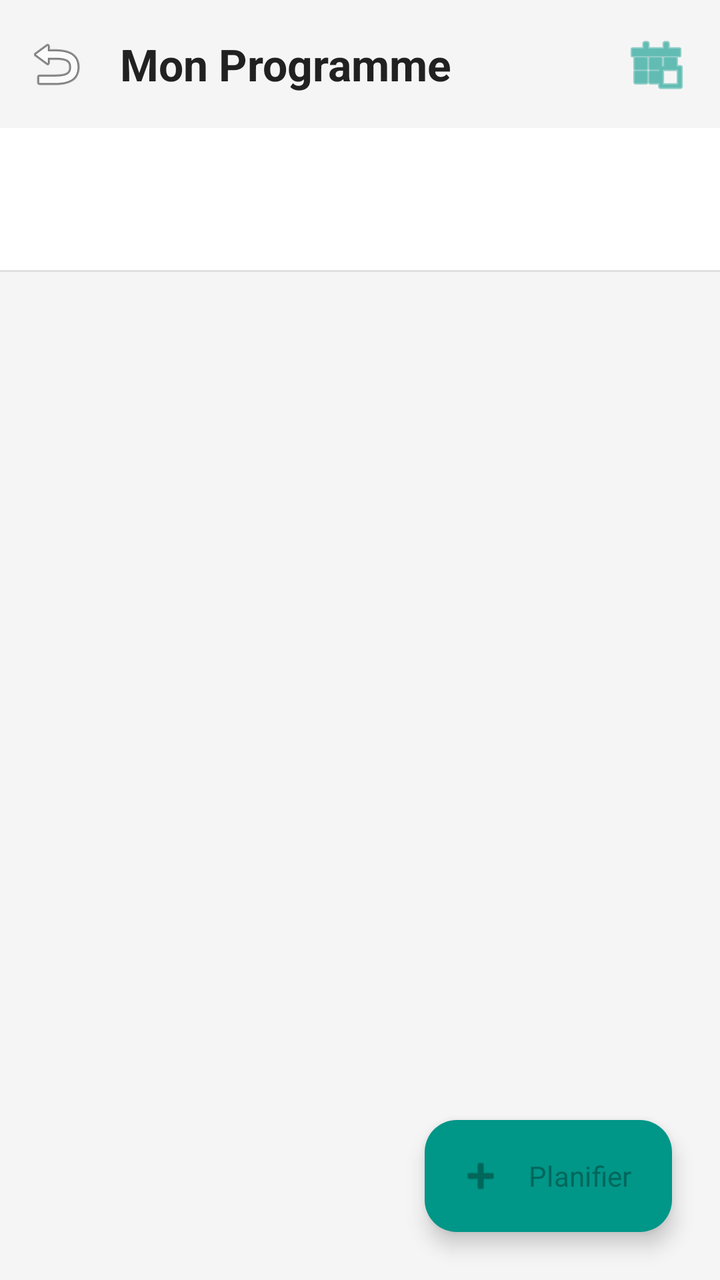
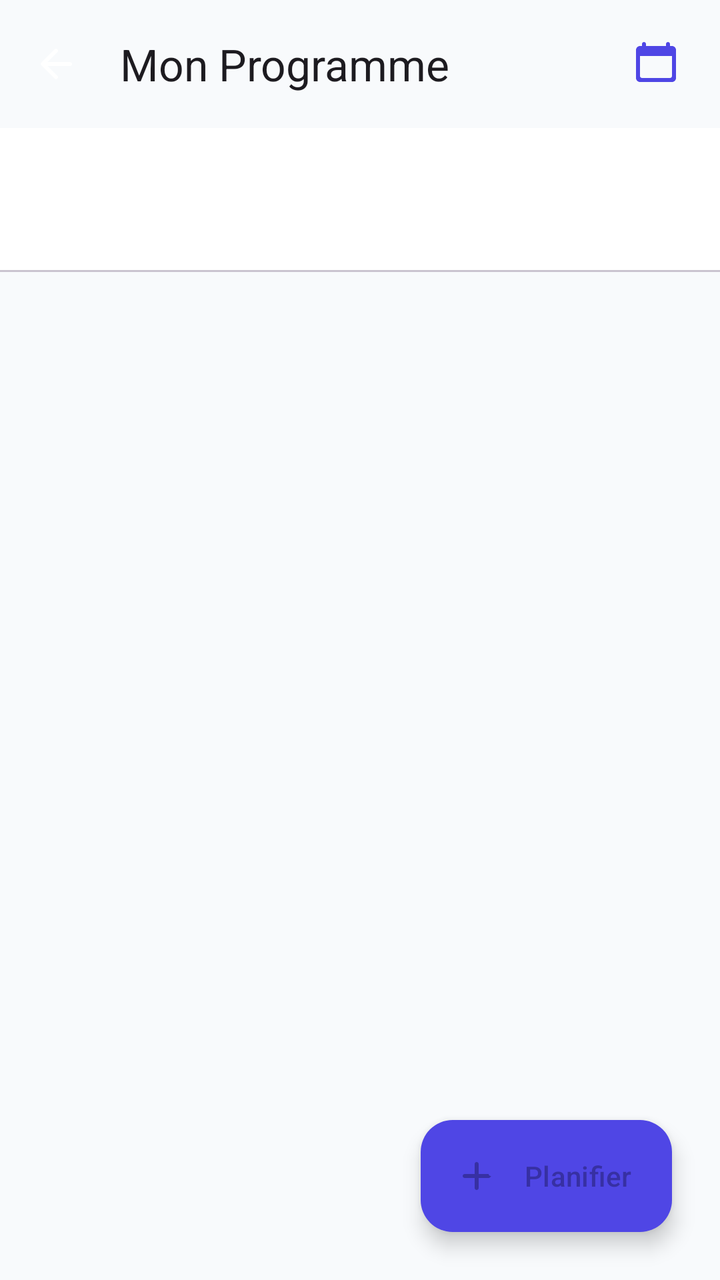

Two renders of the same Android screen: before a commit and after it. Below are the layout's source before the change and the commit's diff.
<!-- AndroidManifest.xml: activity theme Theme.SmartLife -->
<!-- res/layout/activity_schedule.xml -->
<?xml version="1.0" encoding="utf-8"?>
<androidx.coordinatorlayout.widget.CoordinatorLayout xmlns:android="http://schemas.android.com/apk/res/android"
    xmlns:app="http://schemas.android.com/apk/res-auto"
    xmlns:tools="http://schemas.android.com/tools"
    android:layout_width="match_parent"
    android:layout_height="match_parent"
    android:background="?attr/android:windowBackground">

    <com.google.android.material.appbar.AppBarLayout
        android:layout_width="match_parent"
        android:layout_height="wrap_content"
        android:background="@android:color/transparent"
        app:elevation="0dp">

        <com.google.android.material.appbar.MaterialToolbar
            android:id="@+id/toolbar"
            android:layout_width="match_parent"
            android:layout_height="?attr/actionBarSize"
            app:title="Mon Programme"
            app:navigationIcon="@android:drawable/ic_menu_revert">

            <ImageButton
                android:id="@+id/btnCalendarPicker"
                android:layout_width="48dp"
                android:layout_height="48dp"
                android:layout_gravity="end"
                android:layout_marginEnd="8dp"
                android:background="?attr/selectableItemBackgroundBorderless"
                android:src="@android:drawable/ic_menu_today"
                app:tint="?attr/colorPrimary"
                android:contentDescription="Choisir une date" />

        </com.google.android.material.appbar.MaterialToolbar>

        <com.google.android.material.tabs.TabLayout
            android:id="@+id/tabLayoutDays"
            android:layout_width="match_parent"
            android:layout_height="72dp"
            app:tabMode="scrollable"
            app:tabIndicatorHeight="3dp"
            app:tabIndicatorFullWidth="false"
            app:tabSelectedTextColor="?attr/colorPrimary"
            app:tabIndicatorColor="?attr/colorPrimary"
            app:tabTextAppearance="@style/TextAppearance.Material3.LabelMedium" />

    </com.google.android.material.appbar.AppBarLayout>

    <androidx.recyclerview.widget.RecyclerView
        android:id="@+id/rvSchedule"
        android:layout_width="match_parent"
        android:layout_height="match_parent"
        android:paddingTop="8dp"
        app:layout_behavior="@string/appbar_scrolling_view_behavior"
        tools:listitem="@layout/item_schedule" />

    <com.google.android.material.floatingactionbutton.ExtendedFloatingActionButton
        android:id="@+id/fabAddTask"
        android:layout_width="wrap_content"
        android:layout_height="wrap_content"
        android:layout_margin="24dp"
        android:layout_gravity="bottom|end"
        android:text="Planifier"
        app:icon="@android:drawable/ic_input_add"
        app:backgroundTint="?attr/colorPrimary"
        app:tint="?attr/colorOnPrimary" />

</androidx.coordinatorlayout.widget.CoordinatorLayout>
<!-- res/layout/item_schedule.xml (included above) -->
<?xml version="1.0" encoding="utf-8"?>
<com.google.android.material.card.MaterialCardView xmlns:android="http://schemas.android.com/apk/res/android"
    xmlns:app="http://schemas.android.com/apk/res-auto"
    android:layout_width="match_parent"
    android:layout_height="wrap_content"
    android:layout_marginHorizontal="12dp"
    android:layout_marginVertical="6dp"
    app:cardCornerRadius="16dp"
    app:cardElevation="2dp"
    app:strokeWidth="0dp">

    <LinearLayout
        android:layout_width="match_parent"
        android:layout_height="wrap_content"
        android:orientation="horizontal"
        android:padding="16dp"
        android:gravity="center_vertical">

        <TextView
            android:id="@+id/tvScheduleTime"
            android:layout_width="wrap_content"
            android:layout_height="wrap_content"
            android:text="08:30"
            android:textSize="18sp"
            android:textStyle="bold"
            android:textColor="?attr/colorPrimary" />

        <View
            android:layout_width="1dp"
            android:layout_height="32dp"
            android:layout_marginHorizontal="16dp"
            android:background="?attr/colorOutlineVariant" />

        <LinearLayout
            android:layout_width="0dp"
            android:layout_height="wrap_content"
            android:layout_weight="1"
            android:orientation="vertical">

            <TextView
                android:id="@+id/tvScheduleActivity"
                android:layout_width="wrap_content"
                android:layout_height="wrap_content"
                android:text="Walking"
                android:textSize="16sp"
                android:textStyle="bold" />

            <TextView
                android:id="@+id/tvScheduleLocation"
                android:layout_width="wrap_content"
                android:layout_height="wrap_content"
                android:text="Parc Central"
                android:textSize="14sp"
                android:alpha="0.7" />
        </LinearLayout>

        <TextView
            android:id="@+id/tvScheduleDuration"
            android:layout_width="wrap_content"
            android:layout_height="wrap_content"
            android:text="30 min"
            android:textSize="14sp"
            android:alpha="0.6" />

        <ImageButton
            android:id="@+id/btnDeleteTask"
            android:layout_width="32dp"
            android:layout_height="32dp"
            android:layout_marginStart="8dp"
            android:background="?attr/selectableItemBackgroundBorderless"
            android:src="@android:drawable/ic_menu_delete"
            app:tint="?attr/colorError"
            android:contentDescription="Supprimer" />

    </LinearLayout>
</com.google.android.material.card.MaterialCardView>
<!-- resources referenced by this layout -->
<resources>
  <style name="Base.Theme.SmartLife" parent="Theme.Material3.DayNight.NoActionBar">
          
          
          <item name="colorPrimary">@color/primary_color</item>
          <item name="colorOnPrimary">@color/white</item>
          <item name="colorPrimaryContainer">@color/primary_light</item>
          <item name="colorOnPrimaryContainer">@color/primary_dark</item>
  
          
          <item name="colorSecondary">@color/secondary_color</item>
          <item name="colorOnSecondary">@color/white</item>
          <item name="colorSecondaryContainer">@color/secondary_light</item>
          <item name="colorOnSecondaryContainer">@color/secondary_dark</item>
  
          
          <item name="android:windowBackground">@color/bg_light</item>
          <item name="colorSurface">@color/white</item>
          <item name="colorOnSurface">@color/text_main</item>
          <item name="colorSurfaceVariant">@color/outline_variant</item>
          <item name="colorOnSurfaceVariant">@color/text_secondary</item>
          <item name="colorOutlineVariant">@color/outline_variant</item>
  
          
          <item name="android:fontFamily">sans-serif</item>
          <item name="textAppearanceTitleLarge">@style/TextAppearance.SmartLife.TitleLarge</item>
          <item name="textAppearanceBodyMedium">@style/TextAppearance.SmartLife.BodyMedium</item>
      </style>
  <color name="primary_color">#009688</color>
  <color name="primary_light">#52c7b8</color>
  <color name="primary_dark">#00675b</color>
  <color name="secondary_color">#FFAB40</color>
  <color name="secondary_light">#ffdd71</color>
  <color name="secondary_dark">#c67c00</color>
  <color name="bg_light">#F5F5F5</color>
  <color name="text_main">#212121</color>
  <color name="outline_variant">#E0E0E0</color>
  <color name="text_secondary">#757575</color>
  <style name="TextAppearance.SmartLife.TitleLarge" parent="TextAppearance.Material3.TitleLarge">
          <item name="android:textStyle">bold</item>
          <item name="android:textColor">@color/text_main</item>
      </style>
  <style name="TextAppearance.SmartLife.BodyMedium" parent="TextAppearance.Material3.BodyMedium">
          <item name="android:textColor">@color/text_secondary</item>
      </style>
  <!-- unchanged entries left out for length: 2 -->
</resources>

<!-- the commit's change to res/layout/activity_schedule.xml (unified diff, before → after) -->
@@ -17,7 +17,7 @@
             android:layout_width="match_parent"
             android:layout_height="?attr/actionBarSize"
             app:title="Mon Programme"
-            app:navigationIcon="@android:drawable/ic_menu_revert">
+            app:navigationIcon="@drawable/ic_round_arrow_back_24">
 
             <ImageButton
                 android:id="@+id/btnCalendarPicker"
@@ -26,7 +26,7 @@
                 android:layout_gravity="end"
                 android:layout_marginEnd="8dp"
                 android:background="?attr/selectableItemBackgroundBorderless"
-                android:src="@android:drawable/ic_menu_today"
+                android:src="@drawable/ic_round_calendar_today_24"
                 app:tint="?attr/colorPrimary"
                 android:contentDescription="Choisir une date" />
 
@@ -60,7 +60,7 @@
         android:layout_margin="24dp"
         android:layout_gravity="bottom|end"
         android:text="Planifier"
-        app:icon="@android:drawable/ic_input_add"
+        app:icon="@drawable/ic_round_add_24"
         app:backgroundTint="?attr/colorPrimary"
         app:tint="?attr/colorOnPrimary" />
 
@@ -136,7 +136,7 @@
             android:layout_height="32dp"
             android:layout_marginStart="8dp"
             android:background="?attr/selectableItemBackgroundBorderless"
-            android:src="@android:drawable/ic_menu_delete"
+            android:src="@drawable/ic_round_delete_24"
             app:tint="?attr/colorError"
             android:contentDescription="Supprimer" />
 
<!-- resource entries referenced after the edit -->
@@ -1,5 +1,45 @@
 <!-- resources referenced by this layout -->
 <resources>
+  <!-- drawable ic_round_add_24 (drawable) -->
+  <vector xmlns:android="http://schemas.android.com/apk/res/android"
+      android:width="24dp"
+      android:height="24dp"
+      android:viewportWidth="24"
+      android:viewportHeight="24">
+    <path
+        android:fillColor="@android:color/white"
+        android:pathData="M18,13h-5v5c0,0.55 -0.45,1 -1,1s-1,-0.45 -1,-1v-5H6c-0.55,0 -1,-0.45 -1,-1s0.45,-1 1,-1h5V6c0,-0.55 0.45,-1 1,-1s1,0.45 1,1v5h5c0,0.55 0.45,1 1,1s-0.45,1 -1,1z"/>
+  </vector>
+  <!-- drawable ic_round_arrow_back_24 (drawable) -->
+  <vector xmlns:android="http://schemas.android.com/apk/res/android"
+      android:width="24dp"
+      android:height="24dp"
+      android:viewportWidth="24"
+      android:viewportHeight="24">
+    <path
+        android:fillColor="@android:color/white"
+        android:pathData="M19,11H7.83l4.88,-4.88c0.39,-0.39 0.39,-1.03 0,-1.42a0.996,0.996 0 0,0 -1.41,0l-6.59,6.59c-0.39,0.39 -0.39,1.02 0,1.41l6.59,6.59c0.39,0.39 1.02,0.39 1.41,0 0.39,-0.39 0.39,-1.02 0,-1.41L7.83,13H19c0.55,0 1,-0.45 1,-1s-0.45,-1 -1,-1z"/>
+  </vector>
+  <!-- drawable ic_round_calendar_today_24 (drawable) -->
+  <vector xmlns:android="http://schemas.android.com/apk/res/android"
+      android:width="24dp"
+      android:height="24dp"
+      android:viewportWidth="24"
+      android:viewportHeight="24">
+    <path
+        android:fillColor="@android:color/white"
+        android:pathData="M20,3h-1V2c0,-0.55 -0.45,-1 -1,-1s-1,0.45 -1,1v1H7V2c0,-0.55 -0.45,-1 -1,-1s-1,0.45 -1,1v1H4C2.9,3 2,3.9 2,5v14c0,1.1 0.9,2 2,2h16c1.1,0 2,-0.9 2,-2V5C22,3.9 21.1,3 20,3zM19,19H5c-0.55,0 -1,-0.45 -1,-1V8h16v10C20,18.55 19.55,19 19,19z"/>
+  </vector>
+  <!-- drawable ic_round_delete_24 (drawable) -->
+  <vector xmlns:android="http://schemas.android.com/apk/res/android"
+      android:width="24dp"
+      android:height="24dp"
+      android:viewportWidth="24"
+      android:viewportHeight="24">
+    <path
+        android:fillColor="@android:color/white"
+        android:pathData="M6,19c0,1.1 0.9,2 2,2h8c1.1,0 2,-0.9 2,-2V9c0,-1.1 -0.9,-2 -2,-2H8C6.9,7 6,7.9 6,9v10zM18,4h-2.5l-0.71,-0.71c-0.18,-0.18 -0.44,-0.29 -0.7,-0.29H9.91c-0.26,0 -0.52,0.11 -0.7,0.29L8.5,4H6c-0.55,0 -1,0.45 -1,1s0.45,1 1,1h12c0.55,0 1,-0.45 1,-1s-0.45,-1 -1,-1z"/>
+  </vector>
   <style name="Base.Theme.SmartLife" parent="Theme.Material3.DayNight.NoActionBar">
           
           
@@ -15,35 +55,36 @@
           <item name="colorOnSecondaryContainer">@color/secondary_dark</item>
   
           
-          <item name="android:windowBackground">@color/bg_light</item>
-          <item name="colorSurface">@color/white</item>
+          <item name="colorTertiary">@color/tertiary_color</item>
+          <item name="colorOnTertiary">@color/white</item>
+          <item name="colorTertiaryContainer">@color/tertiary_light</item>
+          <item name="colorOnTertiaryContainer">@color/tertiary_dark</item>
+  
+          
+          <item name="android:windowBackground">@color/background_light</item>
+          <item name="colorSurface">@color/surface_color</item>
           <item name="colorOnSurface">@color/text_main</item>
           <item name="colorSurfaceVariant">@color/outline_variant</item>
           <item name="colorOnSurfaceVariant">@color/text_secondary</item>
-          <item name="colorOutlineVariant">@color/outline_variant</item>
+          <item name="colorOutline">@color/outline_variant</item>
   
           
-          <item name="android:fontFamily">sans-serif</item>
-          <item name="textAppearanceTitleLarge">@style/TextAppearance.SmartLife.TitleLarge</item>
-          <item name="textAppearanceBodyMedium">@style/TextAppearance.SmartLife.BodyMedium</item>
+          <item name="android:fontFamily">sans-serif-medium</item>
       </style>
-  <color name="primary_color">#009688</color>
-  <color name="primary_light">#52c7b8</color>
-  <color name="primary_dark">#00675b</color>
-  <color name="secondary_color">#FFAB40</color>
-  <color name="secondary_light">#ffdd71</color>
-  <color name="secondary_dark">#c67c00</color>
-  <color name="bg_light">#F5F5F5</color>
-  <color name="text_main">#212121</color>
-  <color name="outline_variant">#E0E0E0</color>
-  <color name="text_secondary">#757575</color>
-  <style name="TextAppearance.SmartLife.TitleLarge" parent="TextAppearance.Material3.TitleLarge">
-          <item name="android:textStyle">bold</item>
-          <item name="android:textColor">@color/text_main</item>
-      </style>
-  <style name="TextAppearance.SmartLife.BodyMedium" parent="TextAppearance.Material3.BodyMedium">
-          <item name="android:textColor">@color/text_secondary</item>
-      </style>
+  <color name="primary_color">#4F46E5</color>
+  <color name="primary_light">#E0E7FF</color>
+  <color name="primary_dark">#3730A3</color>
+  <color name="secondary_color">#06B6D4</color>
+  <color name="secondary_light">#CFFAFE</color>
+  <color name="secondary_dark">#0E7490</color>
+  <color name="tertiary_color">#F59E0B</color>
+  <color name="tertiary_light">#FEF3C7</color>
+  <color name="tertiary_dark">#B45309</color>
+  <color name="background_light">#F8FAFC</color>
+  <color name="surface_color">#FFFFFF</color>
+  <color name="text_main">#0F172A</color>
+  <color name="outline_variant">#E2E8F0</color>
+  <color name="text_secondary">#475569</color>
   <!-- unchanged entries left out for length: 2 -->
 </resources>
 
